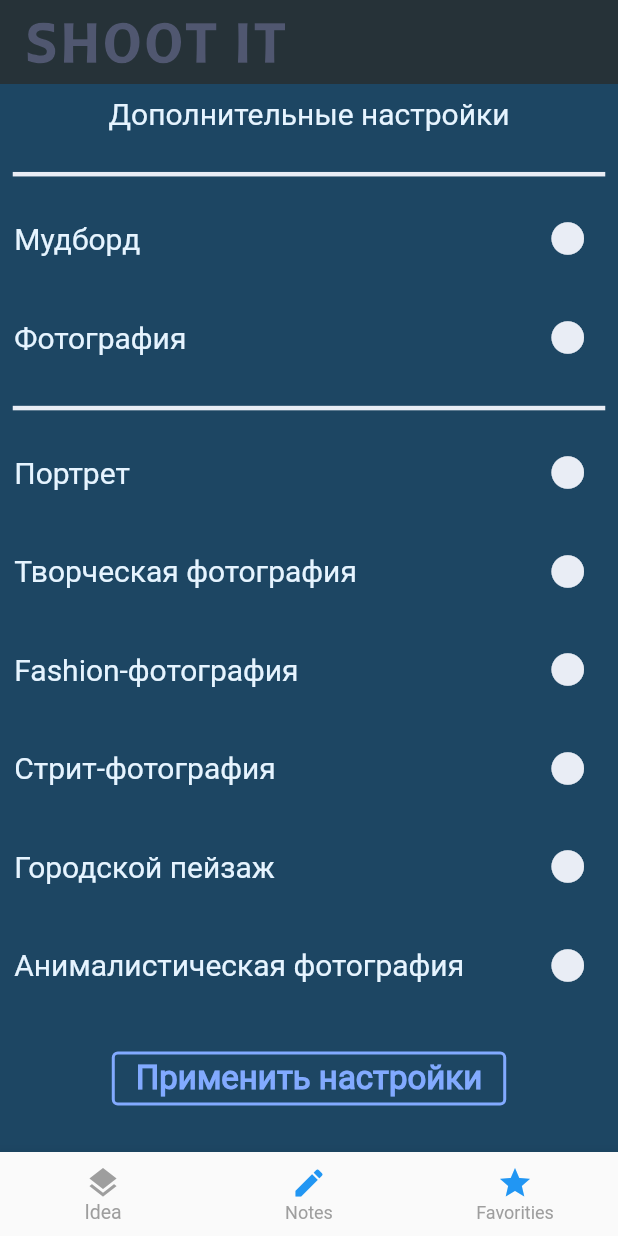
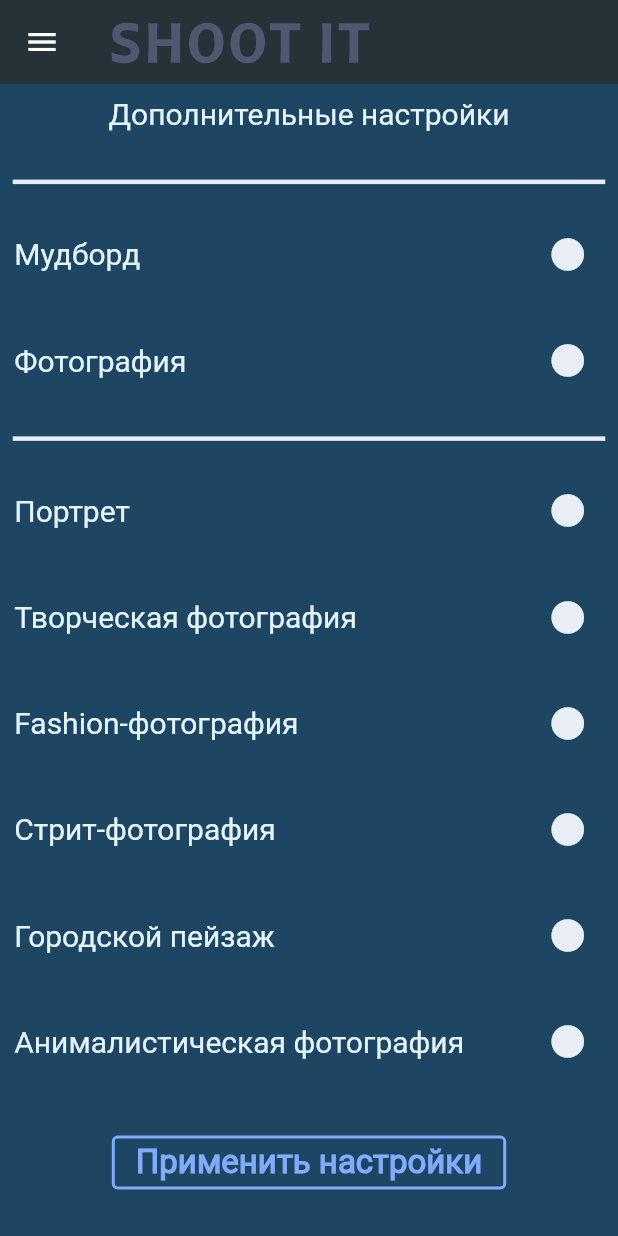
Before and after one commit to Ph0t0grapherS/Shoot-It, a Flutter app: the screen it shows after launch, after a tap on "Дополнительные настройки", on a phone screen of 412 x 824 dp. Run offline on Flutter 3.47's test engine with Material 2 defaults, Android fonts, the phone set to English and light mode, and no system bars; Roboto replaces fonts that are missing (Some); project files that could hold a hidden picture were left out.

Commit message:
Menu items

```diff
--- a/lib/files/active_screen.dart
+++ b/lib/files/active_screen.dart
@@ -1,10 +1,11 @@
 import 'package:flutter/cupertino.dart';
 import 'package:flutter/material.dart';
-import 'package:shoot_it/models/menu_navigation.dart';
+import 'package:shoot_it/files/pages/favorites_screen.dart';
+import 'package:shoot_it/files/pages/first_screen.dart';
 //import 'package:shoot_it/files/pages/favorites_screen.dart';
 import 'package:shoot_it/models/tab.dart';
 import 'package:shoot_it/models/navigator_screen.dart';
-import 'package:shoot_it/models/navigator_screen.dart';
+import 'package:shoot_it/files/popup_menu.dart';
 
 class ActiveScreen extends StatefulWidget {
   const ActiveScreen({Key? key}) : super(key: key);
@@ -40,33 +41,32 @@ class _ActiveScreenState extends State<ActiveScreen> {
     );
   }
 
+
   @override
   Widget build(BuildContext context) {
     return WillPopScope(
-
       onWillPop: () async {
-        if (_currentTab != TabItem.IDEA) {
-          if (_currentTab == TabItem.SETTINGS) {
-            _selectTab(TabItem.IDEA);
+      if (_currentTab != TabItem.IDEA) {
+        if (_currentTab != TabItem.SETTINGS) {
+          if (_currentTab != TabItem.VIEW) {
+            if (_currentTab != TabItem.FAVORITES) {
+              if (_currentTab == TabItem.NOTES) {
+                _selectTab(TabItem.NOTE);
+              }
+            } else {
+              _selectTab(TabItem.FAVORITES);
+            }
+          } else {
+            _selectTab(TabItem.VIEW);
           }
-          if (_currentTab == TabItem.VIEW) {
-            _selectTab(TabItem.IDEA);
-          }
-          if (_currentTab != TabItem.FAVORITES) {
-            _selectTab(TabItem.IDEA);
-          }
-          if (_currentTab == TabItem.NOTES) {
-            _selectTab(TabItem.IDEA);
-          }
-          if (_currentTab == TabItem.NOTE) {
-            _selectTab(TabItem.NOTES);
-          }
-          return false;
         } else {
+          _selectTab(TabItem.SETTINGS);
+        }
+        return false;
+      } else {
           return true;
         }
       },
-
       child: Scaffold(
         appBar: AppBar(
             backgroundColor: Colors.blueGrey.shade900,
@@ -79,20 +79,16 @@ class _ActiveScreenState extends State<ActiveScreen> {
                     fontWeight: FontWeight.w800, fontFamily: 'CantoraOne')
             ),
         ),
-
         body: Stack(children: <Widget>[
           _buildOffstageNavigator(TabItem.IDEA),
+          _buildOffstageNavigator(TabItem.SETTINGS),
           _buildOffstageNavigator(TabItem.VIEW),
-          _buildOffstageNavigator(TabItem.SETTINGS),
-          _buildOffstageNavigator(TabItem.FAVORITES),
           _buildOffstageNavigator(TabItem.NOTES),
           _buildOffstageNavigator(TabItem.NOTE),
+          _buildOffstageNavigator(TabItem.FAVORITES),
         ]),
 
-        bottomNavigationBar: MenuButton(
-                    currentTab: _currentTab,
-                    onSelectTab: _selectTab,
-        )
+       drawer: MenuWidget(),
       ),
     );
   }
--- a/lib/files/pages/favorites_screen.dart
+++ b/lib/files/pages/favorites_screen.dart
@@ -1,7 +1,6 @@
 import 'package:flutter/material.dart';
 import 'package:flutter/widgets.dart';
 import 'package:shoot_it/files/pages/view_screen.dart';
-import 'package:shoot_it/files/pages/first_screen.dart';
 
 
 class FavoritesScreen extends StatelessWidget {
--- a/lib/files/popup_menu.dart
+++ b/lib/files/popup_menu.dart
@@ -1,7 +1,82 @@
+import 'package:flutter/cupertino.dart';
+import 'package:flutter/material.dart';
+import 'package:shoot_it/files/pages/first_screen.dart';
+
+class MenuWidget extends StatelessWidget {
+  final padding = EdgeInsets.symmetric(horizontal:20);
+
+  @override
+  Widget build(BuildContext context){
+    return Drawer(
+      child: Material(
+        child: ListView(
+          padding: EdgeInsets.zero,
+            children: <Widget>[
+              const SizedBox(height: 48),
+              // MenuItem(
+              //   text: '',
+              //   icon: Icons.arrow_back,
+              //   onClicked: () => selectedItem(context, 0),
+              // ),
+
+              MenuItem(
+                text: 'Новая идея',
+                icon: Icons.home,
+                onClicked: () => selectedItem(context, 1),
+              ),
+
+              MenuItem(
+                text: 'Заметки',
+                icon: Icons.bookmark,
+                onClicked: () => selectedItem(context, 2),
+              ),
+
+              MenuItem(
+                text: 'Избранное',
+                icon: Icons.star,
+                // onTap: (){Navigator.push(context, MaterialPageRoute(builder: (context) => const First_screen()));
+                onClicked: () => selectedItem(context, 3),
+              ),
+              MenuItem(
+                text: 'Справочник',
+                icon: Icons.bookmark,
+                onClicked: () => selectedItem(context, 4),
+              ),
+            ],
+        )
+      ),
+    );
+  }
+
+    Widget MenuItem({
+      required String text,
+      required IconData icon,
+      VoidCallback? onClicked,
+    }) {
+      return ListTile(
+        leading: Icon(icon),
+        title: Text(text, style: const TextStyle(fontSize: 22, color: Color(0xFF505770),),),
+        onTap: onClicked,
+
+    );
+  }
+
+  void selectedItem(BuildContext context, int i) {
+    switch (i){
+      case 3:
+        Navigator.of(context).push(MaterialPageRoute(builder: (context) => const First_screen(),));
+      break;
+    }
+  }
+}
+
+
+
 /*import 'package:flutter/cupertino.dart';
 import 'package:flutter/material.dart';
 import 'package:flutter/rendering.dart';
 //import 'pages/first_screen.dart';
+
 // Всплывающее меню:
 class Menu extends StatelessWidget {
   const Menu({Key? key}) : super(key: key); */
--- a/lib/models/menu_navigation.dart
+++ b/lib/models/menu_navigation.dart
@@ -1,67 +1,3 @@
-import 'package:flutter/material.dart';
-import '../models/tab.dart';
-import 'package:shoot_it/files/active_screen.dart';
-
-const Map<TabItem, MyTab> tabs = {
-  TabItem.IDEA : const MyTab(name: "Idea", icon: Icons.layers, color: Colors.grey),
-  TabItem.SETTINGS : const MyTab(name: "Settings", icon: Icons.settings, color: Colors.grey),
-  TabItem.NOTES: const MyTab(name: "Notes", icon: Icons.edit, color: Colors.grey),
-  TabItem.FAVORITES: const MyTab(name: "Favorities", icon: Icons.star, color: Colors.grey)
-};
-
-class MenuButton extends StatelessWidget {
-
-  const MenuButton({required this.currentTab, required this.onSelectTab});
-
-  final TabItem currentTab;
-  final ValueChanged<TabItem> onSelectTab;
-
-  @override
-  Widget build(BuildContext context) {
-
-    // return PopupMenuButton(
-    //     itemBuilder: (context) {
-    //       return Map<TabItem, MyTab>;
-    //     }
-    // );
-
-    return BottomNavigationBar(
-        selectedItemColor: _colorTabMatching(currentTab),
-        selectedFontSize: 13,
-        unselectedItemColor: Colors.grey,
-        type: BottomNavigationBarType.fixed,
-        currentIndex: currentTab.index,
-        // пункты меню
-        items: [
-          _buildItem(TabItem.IDEA),
-          _buildItem(TabItem.NOTES),
-          _buildItem(TabItem.FAVORITES),
-        ],
-        onTap: (index) => onSelectTab(
-            TabItem.values[index]
-        )
-    );
-  }
-
-  BottomNavigationBarItem _buildItem(TabItem item) {
-    return BottomNavigationBarItem(
-        icon: Icon(
-          _iconTabMatching(item),
-          color: _colorTabMatching(item),
-        ),
-        label: tabs[item]!.name,
-    );
-  }
-
-  IconData _iconTabMatching(TabItem item) => tabs[item]!.icon;
-
-  // получаем цвет элемента
-  Color _colorTabMatching(TabItem item) {
-    return currentTab == item ? tabs[item]!.color : Colors.blue;
-  }
-
-}
-
 // import 'package:flutter/cupertino.dart';
 // import 'package:flutter/material.dart';
 // import 'package:shoot_it/files/active_screen.dart';
--- a/lib/models/navigator_screen.dart
+++ b/lib/models/navigator_screen.dart
@@ -1,8 +1,9 @@
 import 'package:flutter/material.dart';
 import 'package:shoot_it/files/pages/favorites_screen.dart';
 import 'package:shoot_it/files/pages/first_screen.dart';
-import '../models/tab.dart';
-
+import 'package:shoot_it/files/pages/settings_screen.dart';
+import 'package:shoot_it/files/pages/view_screen.dart';
+import 'package:shoot_it/models/tab.dart';
 
 class TabNavigator extends StatelessWidget {
   const TabNavigator(
@@ -10,18 +11,27 @@ class TabNavigator extends StatelessWidget {
       : super(key: key);
   final GlobalKey<NavigatorState> navigatorKey;
   final TabItem tabItem;
+
+  //late Widget currentPage = const First_screen();
+
   @override
   Widget build(BuildContext context) {
     return Navigator(
       key: navigatorKey,
       onGenerateRoute: (routeSettings) {
-        Widget currentPage;
+        Widget currentPage = const First_screen();
         if (tabItem == TabItem.IDEA) {
           currentPage = const First_screen();
+        } else if (tabItem == TabItem.SETTINGS) {
+          currentPage = const SettingsScreen();        //**
+        } else if (tabItem == TabItem.VIEW) {
+          currentPage = const ViewScreen();        //**
+        } else if (tabItem == TabItem.NOTES) {
+          currentPage = const First_screen();          // **
+        } else if (tabItem == TabItem.NOTE) {
+          currentPage = const First_screen();          //**
         } else if (tabItem == TabItem.FAVORITES) {
-          currentPage = const FavoritesScreen();
-        } else {
-          currentPage = const First_screen();
+          currentPage = const FavoritesScreen();        //**
         }
         return MaterialPageRoute(
           builder: (context) => currentPage,
--- a/lib/models/tab.dart
+++ b/lib/models/tab.dart
@@ -3,9 +3,8 @@ import 'package:flutter/material.dart';
 class MyTab {
   final String name;
   final IconData icon;
-  final MaterialColor color;
 
-  const MyTab({required this.name, required this.icon, required this.color});
+  const MyTab({required this.name, required this.icon});
 }
 
-enum TabItem { IDEA, NOTES, NOTE, SETTINGS, VIEW, FAVORITES }
+enum TabItem { IDEA, SETTINGS, VIEW, NOTES, NOTE, FAVORITES }
```
